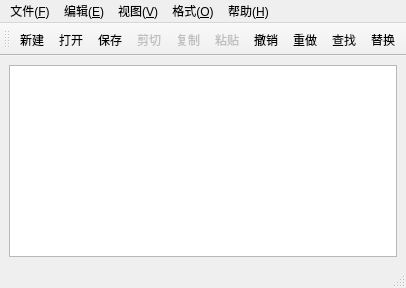
The window that mainwindow.ui (pxh52013145/texteditor) describes before a commit, drawn with Qt 5.
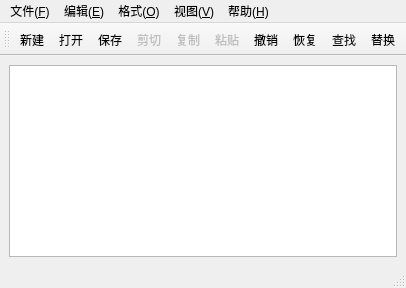
The same window after the commit. Custom widgets are drawn as their Qt base class.

```diff
--- a/mainwindow.ui
+++ b/mainwindow.ui
@@ -58,8 +58,8 @@
    </widget>
    <addaction name="menuFile"/>
    <addaction name="menuEdit"/>
-   <addaction name="menuView"/>
    <addaction name="menuFormat"/>
+   <addaction name="menuView"/>
    <addaction name="menuHelp"/>
   </widget>
   <widget class="QToolBar" name="mainToolBar">
@@ -109,8 +109,8 @@
    <property name="shortcut"><string>Ctrl+Z</string></property>
   </action>
   <action name="actionRedo">
-   <property name="text"><string>重做</string></property>
-   <property name="shortcut"><string>Ctrl+Y</string></property>
+   <property name="text"><string>恢复</string></property>
+   <property name="shortcut"><string>Ctrl+Shift+Z</string></property>
   </action>
   <action name="actionCut">
    <property name="text"><string>剪切</string></property>
```
Left out of the diff: 12 changed lines with no effect on the pictures. Lines whose indentation alone changed are shown as unchanged.
